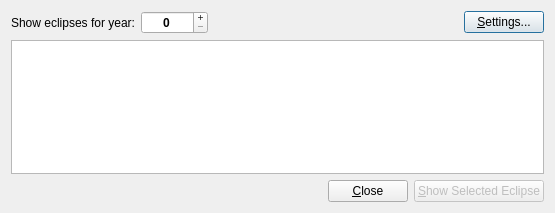
Before: the Qt Designer form src/plugins/render/eclipses/EclipsesListDialog.ui in KDE/marble, drawn with Qt 5.
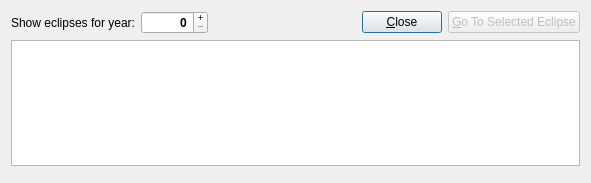
After: the same form once the commit is applied.

Commit message: EclipsesPlugin: Improve eclipses list dialog

```diff
--- a/src/plugins/render/eclipses/EclipsesListDialog.ui
+++ b/src/plugins/render/eclipses/EclipsesListDialog.ui
@@ -6,8 +6,8 @@
    <rect>
     <x>0</x>
     <y>0</y>
-    <width>555</width>
-    <height>213</height>
+    <width>591</width>
+    <height>183</height>
    </rect>
   </property>
   <property name="windowTitle">
@@ -54,7 +54,7 @@
          </font>
         </property>
         <property name="alignment">
-         <set>Qt::AlignCenter</set>
+         <set>Qt::AlignRight|Qt::AlignTrailing|Qt::AlignVCenter</set>
         </property>
         <property name="buttonSymbols">
          <enum>QAbstractSpinBox::PlusMinus</enum>
@@ -90,9 +90,19 @@
        </spacer>
       </item>
       <item>
-       <widget class="QPushButton" name="buttonSettings">
+       <widget class="QPushButton" name="buttonClose">
         <property name="text">
-         <string>&amp;Settings...</string>
+         <string>&amp;Close</string>
+        </property>
+       </widget>
+      </item>
+      <item>
+       <widget class="QPushButton" name="buttonShow">
+        <property name="enabled">
+         <bool>false</bool>
+        </property>
+        <property name="text">
+         <string>&amp;Go To Selected Eclipse</string>
         </property>
        </widget>
       </item>
@@ -107,11 +117,20 @@
      <property name="headerHidden">
       <bool>false</bool>
      </property>
+     <attribute name="headerCascadingSectionResizes">
+      <bool>true</bool>
+     </attribute>
+     <attribute name="headerDefaultSectionSize">
+      <number>100</number>
+     </attribute>
      <attribute name="headerHighlightSections">
       <bool>false</bool>
      </attribute>
      <attribute name="headerMinimumSectionSize">
-      <number>120</number>
+      <number>100</number>
+     </attribute>
+     <attribute name="headerStretchLastSection">
+      <bool>true</bool>
      </attribute>
     </widget>
    </item>
@@ -124,36 +143,6 @@
       <property name="margin">
        <number>0</number>
       </property>
-      <item>
-       <spacer name="horizontalSpacer2">
-        <property name="orientation">
-         <enum>Qt::Horizontal</enum>
-        </property>
-        <property name="sizeHint" stdset="0">
-         <size>
-          <width>40</width>
-          <height>20</height>
-         </size>
-        </property>
-       </spacer>
-      </item>
-      <item>
-       <widget class="QPushButton" name="buttonClose">
-        <property name="text">
-         <string>&amp;Close</string>
-        </property>
-       </widget>
-      </item>
-      <item>
-       <widget class="QPushButton" name="buttonShow">
-        <property name="enabled">
-         <bool>false</bool>
-        </property>
-        <property name="text">
-         <string>&amp;Show Selected Eclipse</string>
-        </property>
-       </widget>
-      </item>
      </layout>
     </widget>
    </item>
```
Left out of the diff: 2 changed lines with no effect on the pictures. The commit also changes 3 other files.
